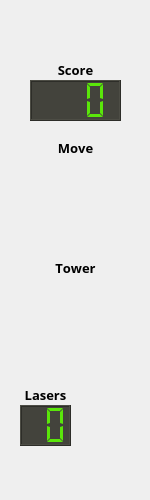
Qt form src/tank_game_gui/src/tankinfowidget.ui (joelottosson/cwg) before a commit.
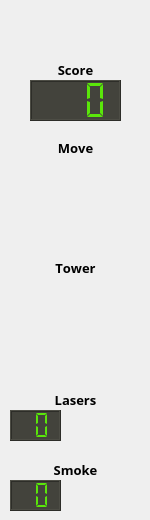
The same form after that commit. Icons and pictures are not drawn.

Commit message: Added smoke information to infowidget

Diff of the .ui file:
```diff
--- a/src/tank_game_gui/src/tankinfowidget.ui
+++ b/src/tank_game_gui/src/tankinfowidget.ui
@@ -2,14 +2,6 @@
 <ui version="4.0">
  <class>TankInfoWidget</class>
  <widget class="QWidget" name="TankInfoWidget">
-  <property name="geometry">
-   <rect>
-    <x>0</x>
-    <y>0</y>
-    <width>150</width>
-    <height>500</height>
-   </rect>
-  </property>
   <property name="sizePolicy">
    <sizepolicy hsizetype="Preferred" vsizetype="Fixed">
     <horstretch>0</horstretch>
@@ -19,13 +11,13 @@
   <property name="minimumSize">
    <size>
     <width>150</width>
-    <height>500</height>
+    <height>520</height>
    </size>
   </property>
   <property name="maximumSize">
    <size>
     <width>150</width>
-    <height>500</height>
+    <height>520</height>
    </size>
   </property>
   <property name="font">
@@ -287,10 +279,10 @@
   <widget class="QLCDNumber" name="laserLcdNumber">
    <property name="geometry">
     <rect>
-     <x>20</x>
-     <y>405</y>
+     <x>10</x>
+     <y>410</y>
      <width>51</width>
-     <height>41</height>
+     <height>31</height>
     </rect>
    </property>
    <property name="autoFillBackground">
@@ -313,8 +305,8 @@
   <widget class="QLabel" name="label_3">
    <property name="geometry">
     <rect>
-     <x>20</x>
-     <y>385</y>
+     <x>50</x>
+     <y>390</y>
      <width>51</width>
      <height>20</height>
     </rect>
@@ -376,6 +368,73 @@
     <set>Qt::AlignCenter</set>
    </property>
   </widget>
+  <widget class="QLabel" name="label_5">
+   <property name="geometry">
+    <rect>
+     <x>50</x>
+     <y>460</y>
+     <width>51</width>
+     <height>20</height>
+    </rect>
+   </property>
+   <property name="font">
+    <font>
+     <pointsize>10</pointsize>
+     <weight>75</weight>
+     <italic>false</italic>
+     <bold>true</bold>
+     <kerning>false</kerning>
+    </font>
+   </property>
+   <property name="text">
+    <string>Smoke</string>
+   </property>
+   <property name="alignment">
+    <set>Qt::AlignCenter</set>
+   </property>
+  </widget>
+  <widget class="QLCDNumber" name="smokeLcd">
+   <property name="geometry">
+    <rect>
+     <x>10</x>
+     <y>480</y>
+     <width>51</width>
+     <height>31</height>
+    </rect>
+   </property>
+   <property name="autoFillBackground">
+    <bool>false</bool>
+   </property>
+   <property name="styleSheet">
+    <string notr="true">background-color: rgb(67, 67, 60);
+color: rgb(90, 230, 10);</string>
+   </property>
+   <property name="digitCount">
+    <number>2</number>
+   </property>
+   <property name="segmentStyle">
+    <enum>QLCDNumber::Flat</enum>
+   </property>
+   <property name="intValue" stdset="0">
+    <number>0</number>
+   </property>
+  </widget>
+  <widget class="QLabel" name="smokeAvailiable">
+   <property name="geometry">
+    <rect>
+     <x>90</x>
+     <y>480</y>
+     <width>31</width>
+     <height>30</height>
+    </rect>
+   </property>
+   <property name="text">
+    <string/>
+   </property>
+   <property name="pixmap">
+    <pixmap>../images/inactive-blue.png</pixmap>
+   </property>
+  </widget>
  </widget>
  <resources/>
  <connections/>
```
The commit also changes 5 other files.
